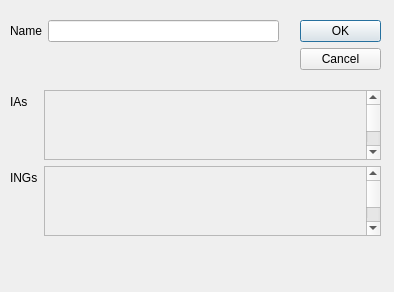
The window that sources/views/add_BU_Diag.ui (thrichert/softy) describes before a commit, drawn with Qt 5.
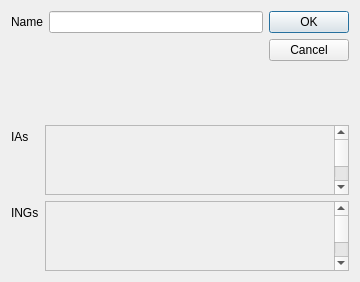
The same window after the commit.

Commit message: Factorisation : User class

```diff
--- a/sources/views/add_BU_Diag.ui
+++ b/sources/views/add_BU_Diag.ui
@@ -6,38 +6,15 @@
    <rect>
     <x>0</x>
     <y>0</y>
-    <width>394</width>
-    <height>292</height>
+    <width>360</width>
+    <height>282</height>
    </rect>
   </property>
   <property name="windowTitle">
    <string>Dialog</string>
   </property>
-  <widget class="QDialogButtonBox" name="buttonBox">
-   <property name="geometry">
-    <rect>
-     <x>300</x>
-     <y>20</y>
-     <width>81</width>
-     <height>241</height>
-    </rect>
-   </property>
-   <property name="orientation">
-    <enum>Qt::Vertical</enum>
-   </property>
-   <property name="standardButtons">
-    <set>QDialogButtonBox::Cancel|QDialogButtonBox::Ok</set>
-   </property>
-  </widget>
-  <widget class="QWidget" name="">
-   <property name="geometry">
-    <rect>
-     <x>10</x>
-     <y>20</y>
-     <width>269</width>
-     <height>24</height>
-    </rect>
-   </property>
+  <layout class="QGridLayout" name="gridLayout">
+   <item row="0" column="0">
    <layout class="QFormLayout" name="formLayout">
     <item row="0" column="0">
      <widget class="QLabel" name="label">
@@ -63,16 +40,18 @@
      </widget>
     </item>
    </layout>
-  </widget>
-  <widget class="QWidget" name="">
-   <property name="geometry">
-    <rect>
-     <x>10</x>
-     <y>90</y>
-     <width>371</width>
-     <height>213</height>
-    </rect>
-   </property>
+   </item>
+   <item row="0" column="1">
+    <widget class="QDialogButtonBox" name="buttonBox">
+     <property name="orientation">
+      <enum>Qt::Vertical</enum>
+     </property>
+     <property name="standardButtons">
+      <set>QDialogButtonBox::Cancel|QDialogButtonBox::Ok</set>
+     </property>
+    </widget>
+   </item>
+   <item row="1" column="0" colspan="2">
    <layout class="QFormLayout" name="formLayout_2">
     <item row="2" column="0">
      <widget class="QLabel" name="label_3">
@@ -171,7 +150,8 @@
      </widget>
     </item>
    </layout>
-  </widget>
+   </item>
+  </layout>
  </widget>
  <resources/>
  <connections>
```
Lines whose indentation alone changed are shown as unchanged. The commit also changes 10 other files.
